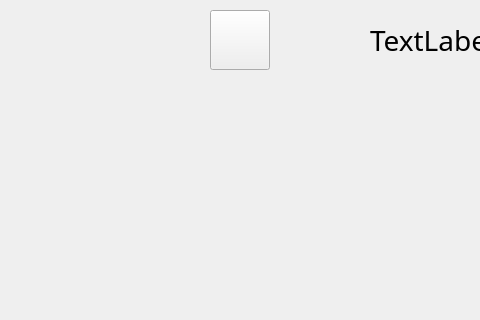
Above: src/ui/managementwidget.ui from hwc20896/EMProj_CMake before the change; both pictures show x 360 to 840 and y 0 to 320 of the 1000 by 700 pixel window. Below: the same form after it.
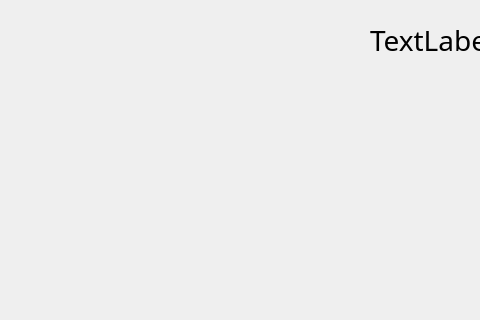
That is the form after the change.

Commit message: Removed the mute switch button

```diff
--- a/src/ui/managementwidget.ui
+++ b/src/ui/managementwidget.ui
@@ -92,25 +92,6 @@
     <string>TextLabel</string>
    </property>
   </widget>
-  <widget class="QPushButton" name="muteSwitch">
-   <property name="geometry">
-    <rect>
-     <x>570</x>
-     <y>10</y>
-     <width>60</width>
-     <height>60</height>
-    </rect>
-   </property>
-   <property name="text">
-    <string/>
-   </property>
-   <property name="iconSize">
-    <size>
-     <width>60</width>
-     <height>60</height>
-    </size>
-   </property>
-  </widget>
   <widget class="QWidget" name="optionWidget" native="true">
    <property name="geometry">
     <rect>
```
The commit also changes 1 other file.
